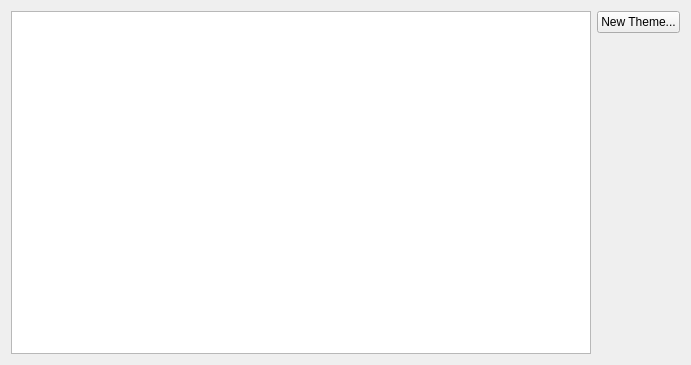
This is kcontrol/style/theme.ui in mgottschlag/kwin-tiling as Qt 5 draws it before an edit. The edited form follows.
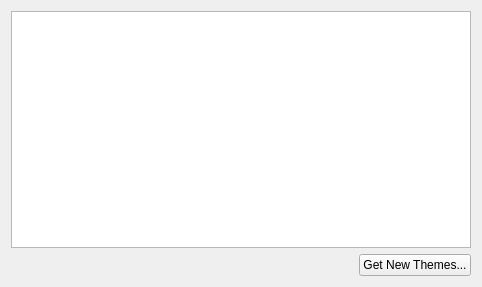
This is the edited form.

Commit message: GUI: New layout: button moved below the list. Changed a string: "New Theme" -> "Get New Themes".

Diff of the .ui file:
```diff
--- a/kcontrol/style/theme.ui
+++ b/kcontrol/style/theme.ui
@@ -6,37 +6,37 @@
    <rect>
     <x>0</x>
     <y>0</y>
-    <width>691</width>
-    <height>365</height>
+    <width>482</width>
+    <height>287</height>
    </rect>
   </property>
   <layout class="QGridLayout" name="gridLayout">
-   <item row="0" column="0" rowspan="2">
+   <item row="0" column="0" colspan="2">
     <widget class="QListView" name="m_theme"/>
    </item>
-   <item row="0" column="1">
-    <widget class="QPushButton" name="m_newThemeButton">
-     <property name="enabled">
-      <bool>true</bool>
-     </property>
-     <property name="text">
-      <string>New Theme...</string>
-     </property>
-    </widget>
-   </item>
-   <item row="1" column="1">
-    <spacer name="verticalSpacer">
+   <item row="1" column="0">
+    <spacer name="horizontalSpacer">
      <property name="orientation">
-      <enum>Qt::Vertical</enum>
+      <enum>Qt::Horizontal</enum>
      </property>
      <property name="sizeHint" stdset="0">
       <size>
-       <width>20</width>
-       <height>256</height>
+       <width>348</width>
+       <height>20</height>
       </size>
      </property>
     </spacer>
    </item>
+   <item row="1" column="1">
+    <widget class="QPushButton" name="m_newThemeButton">
+     <property name="enabled">
+      <bool>true</bool>
+     </property>
+     <property name="text">
+      <string>Get New Themes...</string>
+     </property>
+    </widget>
+   </item>
   </layout>
  </widget>
  <resources/>
```
